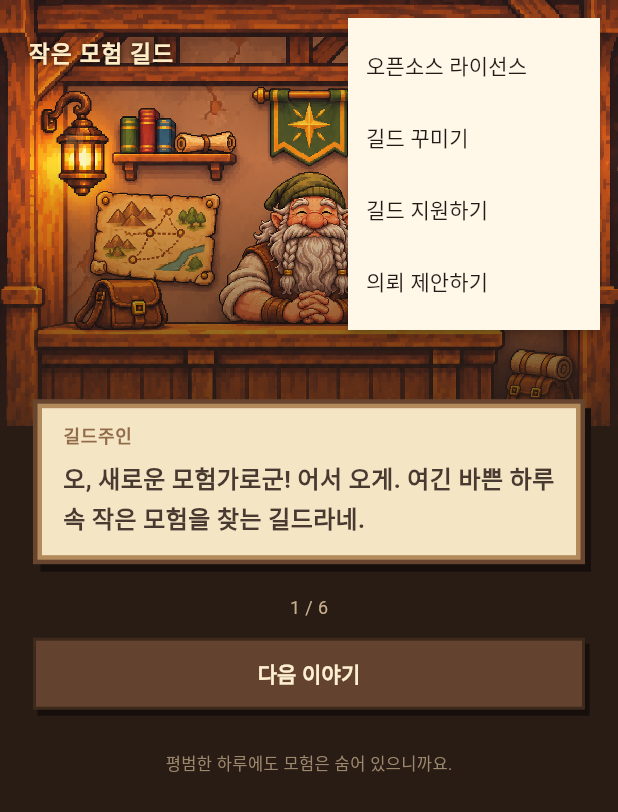
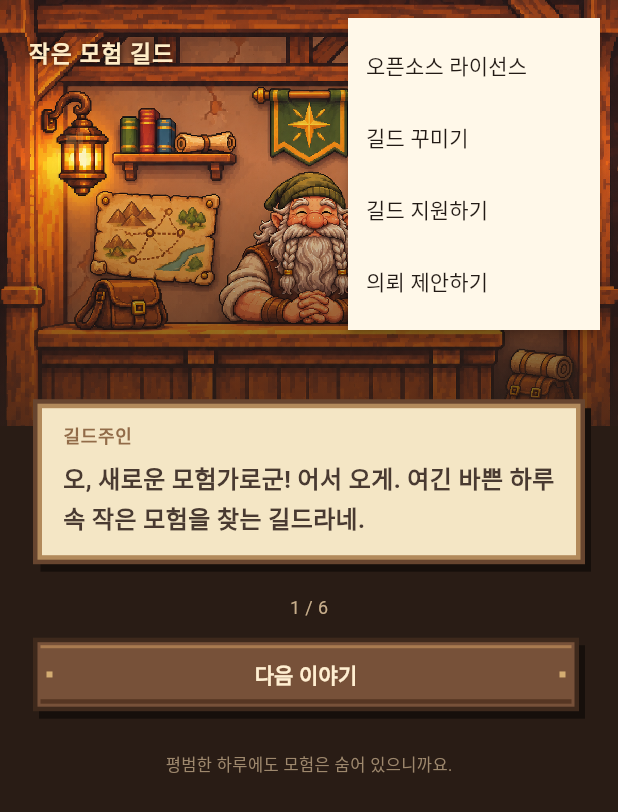
Before and after one commit to juson082/little-adventure-guild, a Flutter app: the screen it shows after launch, after a tap on the "more vert" icon, on a phone screen of 412 x 824 dp. Shown: the top 812 px of the screen. Run offline on Flutter 3.47's test engine with Material 3 defaults, Android fonts, the phone set to English and light mode, and no system bars; our stand-ins replace shared_preferences; Roboto replaces fonts that are missing (Galmuri).

Commit message:
Refine guild parchment screen layout

```diff
--- a/lib/main.dart
+++ b/lib/main.dart
@@ -475,6 +475,7 @@ class _GuildHomeState extends State<GuildHome> with WidgetsBindingObserver {
                                     : greeting,
                                 style: const TextStyle(
                                     color: ink,
+                                    fontFamily: 'sans-serif',
                                     fontSize: 16,
                                     fontWeight: FontWeight.w600,
                                     height: 1.6)),
@@ -515,26 +516,31 @@ class _GuildHomeState extends State<GuildHome> with WidgetsBindingObserver {
                                     color: Color(0xffdbc49d), fontSize: 13))),
                         const SizedBox(height: 8),
                         Center(
-                            child: Semantics(
-                                button: true,
-                                label: '양피지 열기',
-                                child: InkWell(
-                                    onTap: busy ? null : () => update('opened'),
-                                    child: const SizedBox(
-                                        width: 128,
-                                        height: 108,
-                                        child: CustomPaint(
-                                            painter: ScrollPainter()))))),
-                        Center(
-                            child: SizedBox(
-                                width: 180,
-                                child: GuildButton(
-                                    label: '양피지 열기',
-                                    onPressed:
-                                        busy ? null : () => update('opened')))),
-                        const SizedBox(height: 9),
+                            child: TextButton(
+                          onPressed: busy ? null : () => update('opened'),
+                          style: TextButton.styleFrom(
+                              foregroundColor: const Color(0xfff4ddaf),
+                              shape: const RoundedRectangleBorder(),
+                              padding: const EdgeInsets.symmetric(
+                                  horizontal: 24, vertical: 4)),
+                          child: const Column(
+                              mainAxisSize: MainAxisSize.min,
+                              children: [
+                                SizedBox(
+                                    width: 174,
+                                    height: 142,
+                                    child:
+                                        CustomPaint(painter: ScrollPainter())),
+                                SizedBox(height: 4),
+                                Text('양피지 열기',
+                                    style: TextStyle(
+                                        fontSize: 15,
+                                        fontWeight: FontWeight.w700)),
+                              ]),
+                        )),
+                        const SizedBox(height: 4),
                         const Center(
-                            child: Text('천천히 열어 보세요',
+                            child: Text('봉인을 눌러 의뢰를 확인하세요',
                                 style: TextStyle(
                                     color: Color(0xffaa9275), fontSize: 12))),
                       ] else
@@ -563,6 +569,7 @@ class _GuildHomeState extends State<GuildHome> with WidgetsBindingObserver {
                                     textAlign: TextAlign.center,
                                     style: const TextStyle(
                                         color: Color(0xff70533a),
+                                        fontFamily: 'sans-serif',
                                         fontSize: 15,
                                         height: 1.7)),
                                 const SizedBox(height: 22),
@@ -750,6 +757,12 @@ class PixelPanelPainter extends CustomPainter {
     rect(6, 6, w - 6, h - 6, const Color(0xfff4e6c5));
     if (parchment) {
       rect(9, 9, w - 9, h - 9, const Color(0xfff8edcf));
+      final grain = Paint()..color = const Color(0x18a88354);
+      for (var y = 22.0; y < h - 16; y += 28) {
+        canvas.drawRect(Rect.fromLTWH(12, y, 5, 1.5), grain);
+        canvas.drawRect(Rect.fromLTWH(w - 20, y + 9, 6, 1.5), grain);
+      }
+      rect(w / 2 - 12, 12, w / 2 + 12, 14, const Color(0xff87916b));
       rect(10, 11, 24, 14, const Color(0xffd2b588));
       rect(w - 24, 11, w - 10, 14, const Color(0xffd2b588));
       rect(10, h - 14, 24, h - 11, const Color(0xffd2b588));
@@ -768,29 +781,49 @@ class GuildButton extends StatelessWidget {
   const GuildButton({super.key, required this.label, required this.onPressed});
   @override
   Widget build(BuildContext context) => Padding(
-      padding: const EdgeInsets.only(bottom: 4),
-      child: DecoratedBox(
-        decoration: BoxDecoration(
-            color: onPressed == null
-                ? const Color(0xffbaa47f)
-                : const Color(0xff63432f),
-            border: Border.all(color: const Color(0xff3e2a1d), width: 2),
-            boxShadow: const [
-              BoxShadow(color: Color(0xff160f0b), offset: Offset(3, 4))
-            ]),
-        child: TextButton(
+        padding: const EdgeInsets.only(bottom: 4, right: 4),
+        child: CustomPaint(
+          painter: WoodButtonPainter(enabled: onPressed != null),
+          child: TextButton(
             onPressed: onPressed,
             style: TextButton.styleFrom(
                 foregroundColor: const Color(0xffffefd1),
                 disabledForegroundColor: const Color(0xffe6dbc5),
                 shape: const RoundedRectangleBorder(),
                 padding:
-                    const EdgeInsets.symmetric(horizontal: 14, vertical: 13)),
+                    const EdgeInsets.symmetric(horizontal: 24, vertical: 14)),
             child: Text(label,
                 textAlign: TextAlign.center,
-                style: const TextStyle(
-                    fontSize: 14, fontWeight: FontWeight.w700))),
-      ));
+                style:
+                    const TextStyle(fontSize: 14, fontWeight: FontWeight.w700)),
+          ),
+        ),
+      );
+}
+
+class WoodButtonPainter extends CustomPainter {
+  final bool enabled;
+  const WoodButtonPainter({required this.enabled});
+  @override
+  void paint(Canvas canvas, Size size) {
+    final w = size.width, h = size.height;
+    void rect(double l, double t, double r, double b, Color color) =>
+        canvas.drawRect(Rect.fromLTRB(l, t, r, b), Paint()..color = color);
+    rect(4, 5, w + 4, h + 5, const Color(0xff160f0b));
+    rect(0, 0, w, h, const Color(0xff3e291c));
+    rect(3, 3, w - 3, h - 3,
+        enabled ? const Color(0xff775139) : const Color(0xffa99475));
+    rect(5, 5, w - 5, 7,
+        enabled ? const Color(0xffa97b50) : const Color(0xffc4b295));
+    rect(5, h - 8, w - 5, h - 5,
+        enabled ? const Color(0xff563623) : const Color(0xff8e7b62));
+    rect(9, h / 2 - 2, 13, h / 2 + 2, const Color(0xffd4ad72));
+    rect(w - 13, h / 2 - 2, w - 9, h / 2 + 2, const Color(0xffd4ad72));
+  }
+
+  @override
+  bool shouldRepaint(covariant WoodButtonPainter oldDelegate) =>
+      enabled != oldDelegate.enabled;
 }
 
 class ScrollPainter extends CustomPainter {
@@ -809,24 +842,20 @@ class ScrollPainter extends CustomPainter {
         paper = Color(0xffefdbb2),
         light = Color(0xffffeac1),
         seal = Color(0xffa84e37);
-    box(5, 5, 23, 19, shadow);
-    box(4, 3, 23, 19, edge);
-    box(6, 4, 19, 17, mid);
-    box(7, 5, 17, 15, paper);
-    box(8, 6, 15, 1, light);
-    box(3, 2, 4, 5, edge);
-    box(4, 3, 2, 3, wood);
-    box(24, 18, 5, 5, edge);
-    box(25, 19, 2, 3, wood);
-    box(9, 8, 12, 1, mid);
-    box(9, 10, 10, 1, mid);
-    box(9, 12, 11, 1, mid);
-    box(9, 14, 7, 1, mid);
-    box(20, 15, 3, 3, edge);
-    box(20, 15, 2, 2, seal);
-    box(20, 15, 1, 1, const Color(0xffdb8060));
-    box(8, 18, 4, 1, light);
-    box(16, 6, 3, 1, light);
+    box(5, 8, 23, 14, shadow);
+    box(4, 6, 23, 14, edge);
+    box(6, 7, 19, 12, mid);
+    box(7, 8, 17, 10, paper);
+    box(8, 9, 15, 1, light);
+    box(3, 4, 4, 18, edge);
+    box(4, 5, 2, 16, wood);
+    box(24, 4, 4, 18, edge);
+    box(25, 5, 2, 16, wood);
+    box(13, 7, 5, 12, edge);
+    box(14, 7, 3, 12, const Color(0xff8d9b6b));
+    box(12, 11, 7, 6, edge);
+    box(13, 12, 5, 4, seal);
+    box(14, 12, 2, 1, const Color(0xffdf8760));
   }
 
   @override
```
Also changed, not shown: preview/home.png, preview/quest.png, preview/tutorial.png.
